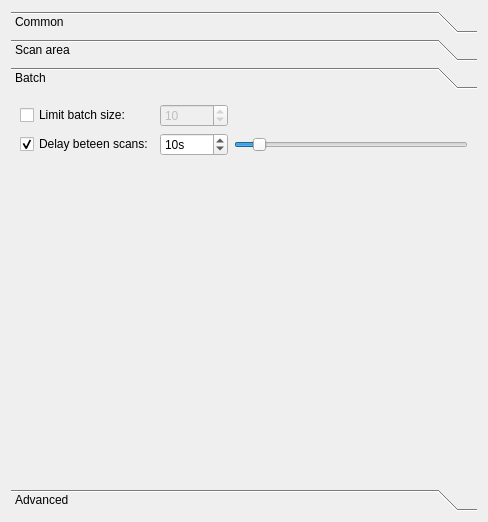
Before: the Qt Designer form gui/ui/OptionsWidget.ui in mensinda/qScan, drawn with Qt 5.
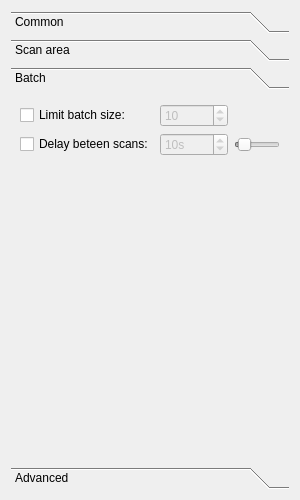
After: the same form once the commit is applied. The open tabs and pages were chosen to show the change.

The edit to the form file:
```diff
--- a/gui/ui/OptionsWidget.ui
+++ b/gui/ui/OptionsWidget.ui
@@ -6,12 +6,12 @@
    <rect>
     <x>0</x>
     <y>0</y>
-    <width>488</width>
-    <height>522</height>
+    <width>300</width>
+    <height>500</height>
    </rect>
   </property>
   <property name="sizePolicy">
-   <sizepolicy hsizetype="Preferred" vsizetype="MinimumExpanding">
+   <sizepolicy hsizetype="Preferred" vsizetype="Expanding">
     <horstretch>0</horstretch>
     <verstretch>0</verstretch>
    </sizepolicy>
@@ -253,8 +253,8 @@
        <rect>
         <x>0</x>
         <y>0</y>
-        <width>476</width>
-        <height>378</height>
+        <width>325</width>
+        <height>335</height>
        </rect>
       </property>
       <attribute name="label">
@@ -279,6 +279,9 @@
        </item>
        <item row="1" column="1">
         <widget class="QSpinBox" name="batchDelay">
+         <property name="enabled">
+          <bool>false</bool>
+         </property>
          <property name="suffix">
           <string>s</string>
          </property>
@@ -312,6 +315,9 @@
        </item>
        <item row="1" column="2">
         <widget class="QSlider" name="batchDelayS">
+         <property name="enabled">
+          <bool>false</bool>
+         </property>
          <property name="maximum">
           <number>120</number>
          </property>
@@ -328,9 +334,6 @@
          <property name="text">
           <string>Delay beteen scans:</string>
          </property>
-         <property name="checked">
-          <bool>true</bool>
-         </property>
         </widget>
        </item>
        <item row="2" column="1">
```
Left out of the diff: 18 changed lines with no effect on the pictures.
